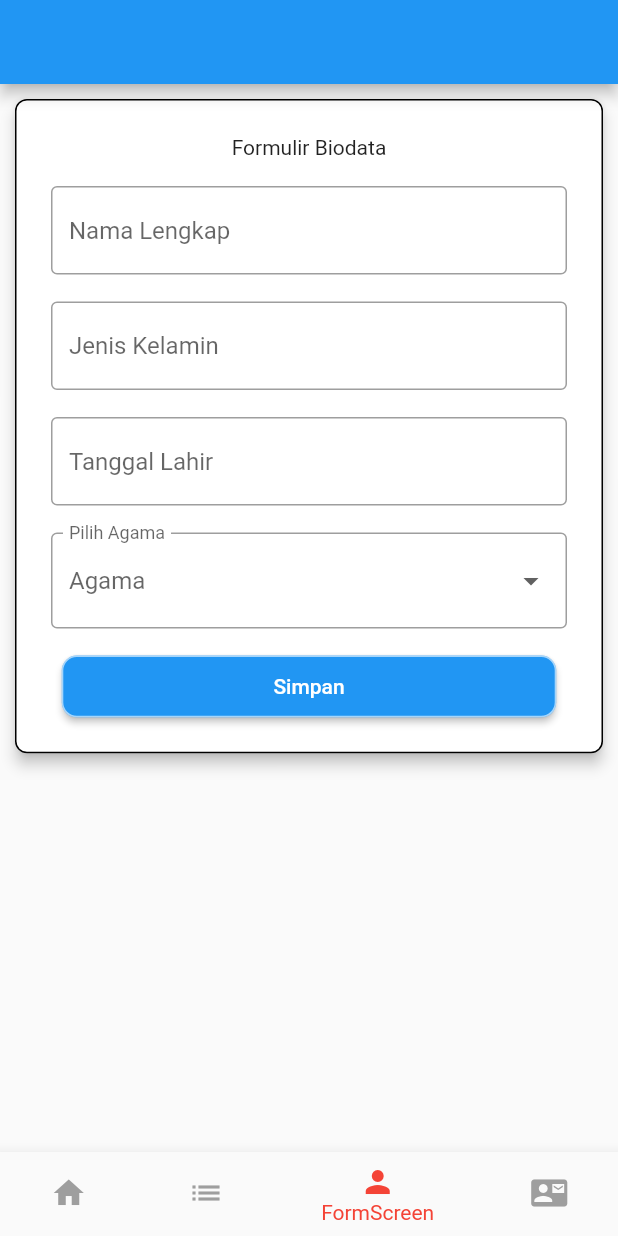
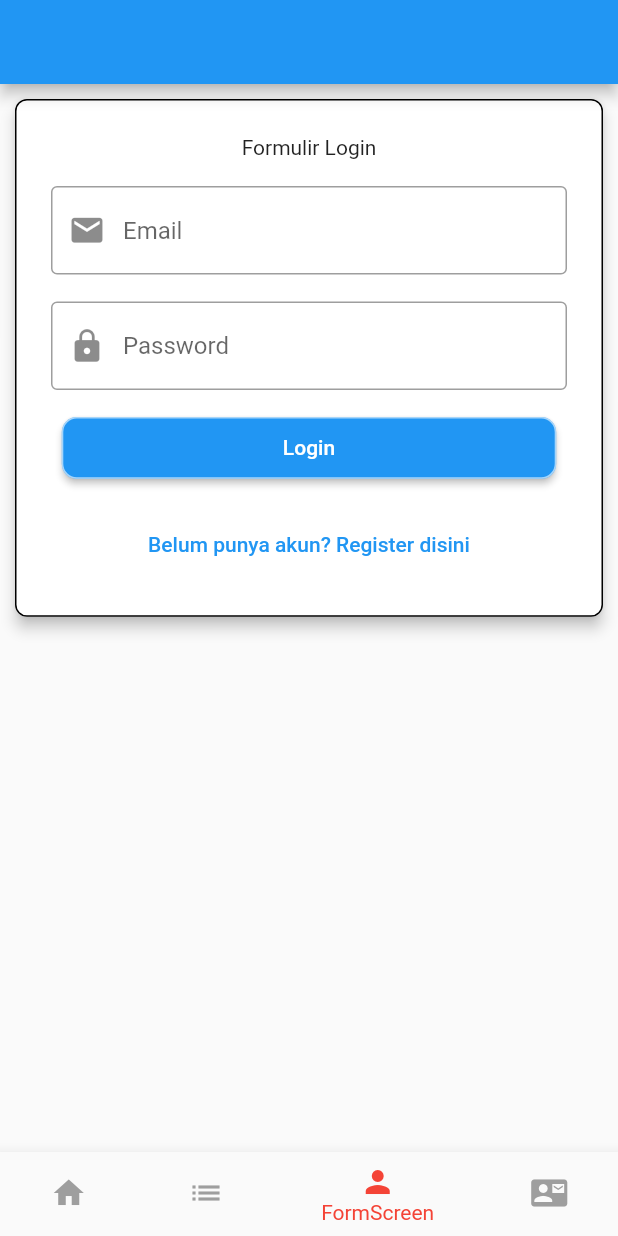
Before and after one commit to intanzhraa/flutter2, a Flutter app: the screen it shows after launch, item 3 of the bottom bar chosen, on a phone screen of 412 x 824 dp. Run offline on Flutter 3.47's test engine with Material 2 defaults, Android fonts, the phone set to English and light mode, and no system bars.

Commit message:
login & register

```diff
--- a/lib/bookingscreen.dart
+++ b/lib/bookingscreen.dart
@@ -123,7 +123,7 @@ class _LatihanFormState extends State<LatihanForm> {
                   TextFormField(
                     controller: bookingController,
                     decoration: InputDecoration(
-                      labelText: 'Tanggal Booking',
+                      labelText: 'Tanggal Beli',
                       border: OutlineInputBorder(),
                     ),
                     onTap: () async {
@@ -148,7 +148,7 @@ class _LatihanFormState extends State<LatihanForm> {
                       _submit();
                     },
                     style: ElevatedButton.styleFrom(
-                      primary: Colors.amber,
+                      primary: Colors.blueAccent,
                       shape: RoundedRectangleBorder(
                         borderRadius: BorderRadius.circular(10),
                       ),
--- a/lib/homescreen.dart
+++ b/lib/homescreen.dart
@@ -14,6 +14,7 @@ class HomeScreen extends StatelessWidget {
       body: Center(
         child: Column(
           mainAxisAlignment: MainAxisAlignment.center,
+
           children: [
             Text("Halaman Home"),
             TextButton(
--- /dev/null
+++ b/lib/loginRegister/formlogin.dart
@@ -0,0 +1,141 @@
+import 'package:belajar_flutter/helpers/size_helper.dart';
+import 'package:belajar_flutter/loginRegister/formregister.dart';
+import 'package:intl/intl.dart';
+import 'package:flutter/material.dart';
+
+class LoginForm extends StatefulWidget {
+  @override
+  State<LoginForm> createState() => _LoginFormState();
+}
+
+class _LoginFormState extends State<LoginForm> {
+  final _formKey = GlobalKey<FormState>();
+  final scaffoldKey = GlobalKey<ScaffoldState>();
+
+  TextEditingController emailController = TextEditingController();
+  TextEditingController passwordController = TextEditingController();
+
+  @override
+  Widget build(BuildContext context) {
+    return SafeArea(
+      child: Container(
+        height: double.infinity,
+        width: double.infinity,
+        child: SingleChildScrollView(
+          child: Column(
+            mainAxisAlignment: MainAxisAlignment.center,
+            children: [
+              Card(
+                elevation: 4,
+                margin: EdgeInsets.all(10),
+                shape: RoundedRectangleBorder(
+                  side: BorderSide(color: Colors.black),
+                  borderRadius: BorderRadius.circular(8),
+                ),
+                child: Padding(
+                  padding: EdgeInsets.all(24),
+                  child: Form(
+                    key: _formKey,
+                    child: Column(
+                      mainAxisAlignment: MainAxisAlignment.center,
+                      children: [
+                        Text("Formulir Login"),
+                        SizedBox(height: 18),
+                        TextFormField(
+                          controller: emailController,
+                          decoration: InputDecoration(
+                            prefixIcon: Icon(
+                              Icons.email,
+                              size: 25,
+                            ),
+                            hintText: "Email",
+                            border: OutlineInputBorder(),
+                          ),
+                          validator: (value) {
+                            if (value!.isEmpty) {
+                              return 'Input Email';
+                            }
+                            return null;
+                          },
+                        ),
+                        SizedBox(height: 18),
+                        TextFormField(
+                          controller: passwordController,
+                          decoration: InputDecoration(
+                            prefixIcon: Icon(
+                              Icons.lock,
+                              size: 25,
+                            ),
+                            hintText: "Password",
+                            border: OutlineInputBorder(),
+                          ),
+                          validator: (value) {
+                            if (value!.isEmpty) {
+                              return 'Input Password';
+                            }
+                            return null;
+                          },
+                        ),
+                        SizedBox(
+                          height: 18,
+                        ),
+                        SizedBox(
+                          width: displayWidth(context) * 0.8,
+                          height: displayHeight(context) * 0.05,
+                          child: ElevatedButton(
+                            style: ButtonStyle(
+                              shape: MaterialStateProperty.all<
+                                  RoundedRectangleBorder>(
+                                RoundedRectangleBorder(
+                                  borderRadius: BorderRadius.circular(10),
+                                  side: BorderSide(color: Colors.white60),
+                                ),
+                              ),
+                            ),
+                            child: Text("Login"),
+                            onPressed: () {
+                              _submit();
+                            },
+                          ),
+                        ),
+                        SizedBox(height: 20),
+                        TextButton(
+                          onPressed: () {
+                            Navigator.push(
+                              context,
+                              MaterialPageRoute(
+                                  builder: (context) => RegisterForm()),
+                            );
+                          },
+                          child: Text("Belum punya akun? Register disini"),
+                        ),
+                      ],
+                    ),
+                  ),
+                ),
+              ),
+            ],
+          ),
+        ),
+      ),
+    );
+  }
+
+  void _submit() {
+    final isValid = _formKey.currentState!.validate();
+    if (!isValid) {
+      return;
+    } else {
+      _formKey.currentState!.save();
+      String email = emailController.text;
+      String password = passwordController.text;
+      // Navigator.push(
+      //   context,
+      //   MaterialPageRoute(
+      //     builder: (context) => OutputFormLogin(
+      //         email: email, password: password),
+      //   ),
+      // );
+    }
+  }
+}
--- a/lib/main.dart
+++ b/lib/main.dart
@@ -24,8 +24,9 @@ import 'package:belajar_flutter/flora/detailflora.dart';
 import 'package:belajar_flutter/formscreen.dart';
 import 'package:belajar_flutter/outputform.dart';
 import 'package:belajar_flutter/bookingscreen.dart';
-import 'package:belajar_flutter/pembelian.dart';
-import 'package:belajar_flutter/outputpembelian.dart';
+import 'package:belajar_flutter/outputbookingscreen.dart';
+import 'package:belajar_flutter/loginRegister/formlogin.dart';
+import 'package:belajar_flutter/loginRegister/formregister.dart';
 
 // void main() {
 //   runApp(const MyApp());
@@ -184,7 +185,8 @@ class _BottomNavigationMenuState extends State<BottomNavigationMenu> {
   List _pages = [
     HomeScreen(),
     ListFloraScreen(),
-    BelajarForm(),
+    LoginForm(),
+    RegisterForm(),
     LatihanForm(),
   ];
 
@@ -205,8 +207,7 @@ class _BottomNavigationMenuState extends State<BottomNavigationMenu> {
         unselectedItemColor: Colors.grey,
         items: [
           BottomNavigationBarItem(icon: Icon(Icons.home), label: "Home"),
-          BottomNavigationBarItem(
-              icon: Icon(Icons.list), label: "ListFloraScreen"),
+          BottomNavigationBarItem(icon: Icon(Icons.list), label: "FormLogin"),
           BottomNavigationBarItem(
               icon: Icon(Icons.person), label: "FormScreen"),
           BottomNavigationBarItem(
```
Also changed, not shown: lib/loginRegister/formregister.dart (added, +161 -0 lines), lib/outputpembelian.dart (deleted, +0 -74 lines), lib/pembelian.dart (deleted, +0 -219 lines).
